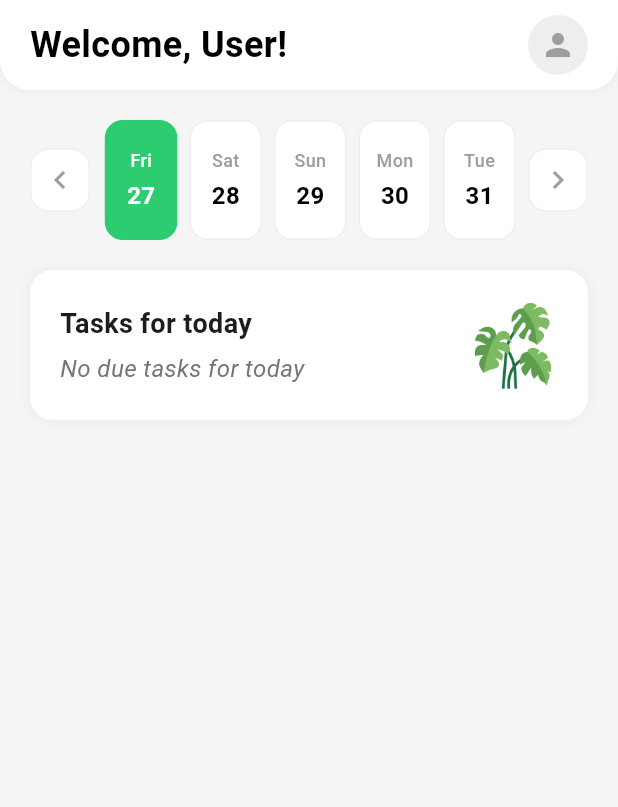
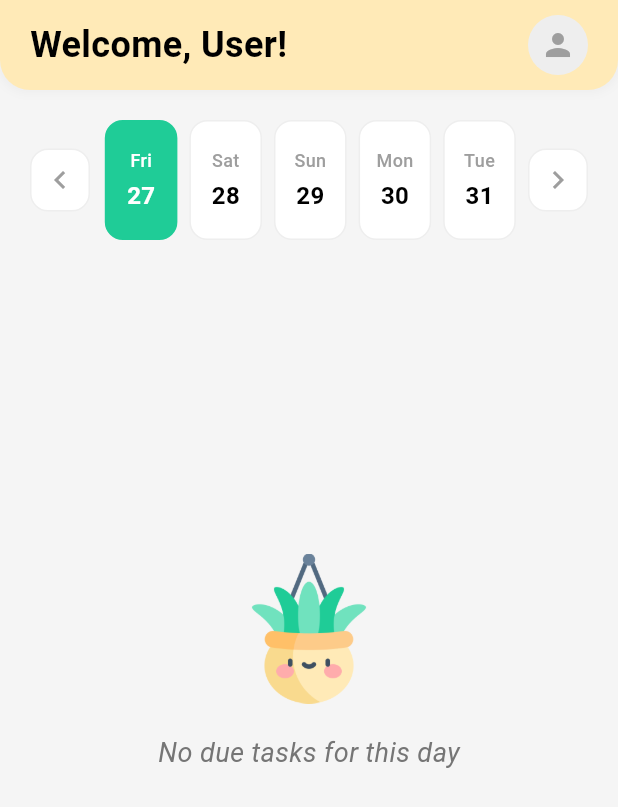
Before and after one commit to zineb-24/Plant-app-frontend, a Flutter app: the HomePage screen opened directly with empty values, after a tap on the "chevron left" icon, on a phone screen of 412 x 824 dp. Shown: the top 807 px of the screen. Run offline on Flutter 3.47's test engine with Material 3 defaults, Android fonts, the light colour scheme and no system bars; our stand-ins replace flutter_secure_storage; accounts and stored records are empty; network calls fail.

Commit message:
Second commit

```diff
--- a/lib/ui/screens/homepage.dart
+++ b/lib/ui/screens/homepage.dart
@@ -2,7 +2,14 @@ import 'package:flutter/material.dart';
 import 'package:http/http.dart' as http;
 import 'dart:convert';
 import 'package:intl/intl.dart';
-import 'package:shared_preferences/shared_preferences.dart';
+import 'package:flutter_secure_storage/flutter_secure_storage.dart';
+
+class TaskData {
+  final List<dynamic> tasks;
+  final bool isOverdue;
+
+  TaskData({required this.tasks, required this.isOverdue});
+}
 
 class HomePage extends StatefulWidget {
   final Map<String, String> userData;
@@ -19,11 +26,12 @@ class HomePageState extends State<HomePage> with SingleTickerProviderStateMixin
   late AnimationController _fadeController;
   late Animation<double> _fadeAnimation;
   final ScrollController _scrollController = ScrollController();
-  static const double _dateItemWidth = 53.0; // 45 width + 8 margin
+  static const double _dateItemWidth = 53.0;
   int completedTasks = 0;
   int totalTasks = 0;
   bool isLoading = true;
   String username = '';
+  Map<String, TaskData> tasksByDate = {};
 
   @override
   void initState() {
@@ -34,7 +42,7 @@ class HomePageState extends State<HomePage> with SingleTickerProviderStateMixin
       vsync: this,
     );
     _fadeAnimation = Tween<double>(begin: 1.0, end: 0.0).animate(_fadeController);
-    fetchTasks();
+    fetchAllTasks();
   }
 
   @override
@@ -44,11 +52,55 @@ class HomePageState extends State<HomePage> with SingleTickerProviderStateMixin
     super.dispose();
   }
 
+  Future<void> fetchAllTasks() async {
+    setState(() => isLoading = true);
+
+    try {
+      final storage = FlutterSecureStorage();
+      final credentials = await storage.read(key: 'credentials') ?? '';
+
+      final response = await http.get(
+        Uri.parse('http://10.0.2.2:8000/api/tasks/homepage-tasks/'),
+        headers: {
+          'Authorization': 'Basic $credentials',
+          'Content-Type': 'application/json',
+        },
+      );
+
+      if (response.statusCode == 200) {
+        final data = json.decode(response.body);
+        final tasksData = data['tasks_by_date'] as Map<String, dynamic>;
+
+        tasksByDate.clear();
+        tasksData.forEach((date, value) {
+          final taskData = value as Map<String, dynamic>;
+          tasksByDate[date] = TaskData(
+            tasks: taskData['due_tasks'] as List<dynamic>,
+            isOverdue: taskData['overdue'] as bool,
+          );
+        });
+
+        final currentDateStr = DateFormat('yyyy-MM-dd').format(selectedDate);
+        final currentTasks = tasksByDate[currentDateStr];
+        if (currentTasks != null) {
+          setState(() {
+            totalTasks = currentTasks.tasks.length;
+            completedTasks = 0;
+          });
+        }
+      }
+    } catch (e) {
+      print('Error fetching tasks: $e');
+    } finally {
+      setState(() => isLoading = false);
+    }
+  }
+
   void _animateToDate(bool forward) {
     if (_scrollController.hasClients) {
       final currentOffset = _scrollController.offset;
       final viewportWidth = _scrollController.position.viewportDimension;
-    final scrollAmount = viewportWidth + 8; // Add extra space for margins
+      final scrollAmount = viewportWidth + 8;
 
       _scrollController.animateTo(
         forward ? currentOffset + scrollAmount : currentOffset - scrollAmount,
@@ -65,62 +117,15 @@ class HomePageState extends State<HomePage> with SingleTickerProviderStateMixin
            !date.isAfter(oneMonthFromNow);
   }
 
-  Future<void> fetchTasks() async {
-    setState(() => isLoading = true);
-
-    try {
-      final prefs = await SharedPreferences.getInstance();
-      final token = prefs.getString('token') ?? '';
-
-      final dateStr = DateFormat('yyyy-MM-dd').format(selectedDate);
-      final response = await http.get(
-        Uri.parse('http://10.0.2.2:8000/api/tasks/completed/?date=$dateStr'),
-        headers: {
-          'Authorization': 'Token $token',
-          'Content-Type': 'application/json',
-        },
-      );
-
-      if (response.statusCode == 200) {
-        final List<dynamic> completedTasksList = json.decode(response.body);
-
-        final dueTasksResponse = await http.get(
-          Uri.parse('http://10.0.2.2:8000/api/tasks/due/'),
-          headers: {
-            'Authorization': 'Token $token',
-            'Content-Type': 'application/json',
-          },
-        );
-
-        if (dueTasksResponse.statusCode == 200) {
-          final data = json.decode(dueTasksResponse.body);
-          final dueTasks = data['due_tasks'] as List;
-
-          setState(() {
-            completedTasks = completedTasksList.length;
-            totalTasks = completedTasksList.length + dueTasks.length;
-            isLoading = false;
-          });
-
-          if (DateUtils.isSameDay(selectedDate, DateTime.now())) {
-            _fadeController.reverse();
-          } else {
-            _fadeController.forward();
-          }
-        }
-      }
-    } catch (e) {
-      print('Error fetching tasks: $e');
-      setState(() => isLoading = false);
-    }
-  }
-
   String _getWeekday(DateTime date) {
     final weekdays = ['Sun', 'Mon', 'Tue', 'Wed', 'Thu', 'Fri', 'Sat'];
     return weekdays[date.weekday % 7];
   }
 
   Widget _buildTaskCard() {
+    final dateStr = DateFormat('yyyy-MM-dd').format(selectedDate);
+    final tasks = tasksByDate[dateStr];
+
     return Container(
       padding: const EdgeInsets.all(20),
       decoration: BoxDecoration(
@@ -140,28 +145,17 @@ class HomePageState extends State<HomePage> with SingleTickerProviderStateMixin
             child: Column(
               crossAxisAlignment: CrossAxisAlignment.start,
               children: [
-                const Text(
-                  'Tasks for today',
+                Text(
+                  tasks?.isOverdue == true ? 'Overdue Tasks' : 'Tasks for today',
                   style: TextStyle(
                     fontSize: 18,
                     fontWeight: FontWeight.bold,
+                    color: tasks?.isOverdue == true ? Colors.red : Colors.black,
                   ),
                 ),
                 const SizedBox(height: 5),
-                if (isLoading)
-                  const CircularProgressIndicator()
-                else if (totalTasks == 0)
                 Text(
-                    'No due tasks for today',
-                    style: TextStyle(
-                      color: Colors.grey[600],
-                      fontSize: 16,
-                      fontStyle: FontStyle.italic,
-                    ),
-                  )
-                else
-                  Text(
-                    '$completedTasks of $totalTasks completed',
+                  'Total tasks: ${tasks?.tasks.length ?? 0}',
                   style: TextStyle(
                     color: Colors.grey[600],
                     fontSize: 16,
@@ -171,10 +165,38 @@ class HomePageState extends State<HomePage> with SingleTickerProviderStateMixin
             ),
           ),
           Image.asset(
-            'lib/assets/icons/plant_icon.png',
+            'lib/assets/icons/smiley_plant.png',
             height: 60,
+            width: 60,
           ),
         ],
+      ),
+    );
+  }
+
+  Widget _buildNoTasksMessage() {
+    return Transform.translate(
+      offset: const Offset(0, -60),
+      child: Center(
+        child: Column(
+          mainAxisAlignment: MainAxisAlignment.center,
+          children: [
+            Image.asset(
+              'lib/assets/icons/smiley_plant.png',
+              height: 100,
+              width: 100,
+            ),
+            const SizedBox(height: 20),
+            Text(
+              'No due tasks for this day',
+              style: TextStyle(
+                color: Colors.grey[600],
+                fontSize: 18,
+                fontStyle: FontStyle.italic,
+              ),
+            ),
+          ],
+        ),
       ),
     );
   }
@@ -182,11 +204,8 @@ class HomePageState extends State<HomePage> with SingleTickerProviderStateMixin
   Widget _buildDatePicker() {
     return LayoutBuilder(
       builder: (context, constraints) {
-        // Calculate available width
-        // Total width minus arrow buttons (40px * 2) and their margins (5px * 2)
         final availableWidth = constraints.maxWidth - (40 * 2 + 10);
-        // Calculate date item width accounting for margins
-        final dateWidth = (availableWidth / 5) - 8; // Subtract margin space (4px on each side)
+        final dateWidth = (availableWidth / 5) - 8;
 
         return SizedBox(
           height: 80,
@@ -224,11 +243,11 @@ class HomePageState extends State<HomePage> with SingleTickerProviderStateMixin
                       width: dateWidth,
                       margin: const EdgeInsets.symmetric(horizontal: 4),
                       decoration: BoxDecoration(
-                        color: isSelected ? const Color(0xFF2ECC71) : Colors.white,
+                        color: isSelected ? const Color(0xFF1FCC97) : Colors.white,
                         borderRadius: BorderRadius.circular(12),
                         border: Border.all(
                           color: isToday
-                            ? const Color(0xFF2ECC71)
+                            ? const Color(0xFF1FCC97)
                             : Colors.grey.shade200,
                           width: isToday ? 2 : 1,
                         ),
@@ -238,10 +257,18 @@ class HomePageState extends State<HomePage> with SingleTickerProviderStateMixin
                         child: InkWell(
                           borderRadius: BorderRadius.circular(12),
                           onTap: canSelect ? () {
+                            final dateStr = DateFormat('yyyy-MM-dd').format(date);
+                            final tasks = tasksByDate[dateStr];
                             setState(() {
                               selectedDate = date;
+                              if (tasks != null) {
+                                totalTasks = tasks.tasks.length;
+                                completedTasks = 0;
+                              } else {
+                                totalTasks = 0;
+                                completedTasks = 0;
+                              }
                             });
-                            fetchTasks();
                           } : null,
                           child: Column(
                             mainAxisAlignment: MainAxisAlignment.center,
@@ -297,7 +324,7 @@ class HomePageState extends State<HomePage> with SingleTickerProviderStateMixin
             ],
           ),
         );
-      }
+      },
     );
   }
 
@@ -309,7 +336,7 @@ class HomePageState extends State<HomePage> with SingleTickerProviderStateMixin
         preferredSize: const Size.fromHeight(70.0),
         child: Container(
           decoration: BoxDecoration(
-            color: Colors.white,
+            color: const Color(0xFFFFEAB7),
             boxShadow: [
               BoxShadow(
                 color: Colors.grey.withOpacity(0.1),
@@ -350,21 +377,29 @@ class HomePageState extends State<HomePage> with SingleTickerProviderStateMixin
         ),
       ),
       body: SafeArea(
-        child: Padding(
-          padding: const EdgeInsets.all(20.0),
         child: Column(
           crossAxisAlignment: CrossAxisAlignment.start,
           children: [
-              _buildDatePicker(),
-              const SizedBox(height: 20),
-              FadeTransition(
-                opacity: _fadeAnimation,
-                child: DateUtils.isSameDay(selectedDate, DateTime.now())
-                    ? _buildTaskCard()
-                    : const SizedBox.shrink(),
+            Padding(
+              padding: const EdgeInsets.all(20.0),
+              child: _buildDatePicker(),
+            ),
+            if (isLoading)
+              const Expanded(
+                child: Center(
+                  child: CircularProgressIndicator(),
+                ),
+              )
+            else if (totalTasks > 0)
+              Padding(
+                padding: const EdgeInsets.symmetric(horizontal: 20.0),
+                child: _buildTaskCard(),
+              )
+            else
+              Expanded(
+                child: _buildNoTasksMessage(),
               ),
           ],
-          ),
         ),
       ),
     );
--- a/pubspec.yaml
+++ b/pubspec.yaml
@@ -62,6 +62,7 @@ flutter:
   uses-material-design: true
   assets:
     - lib/assets/icons/plant_icon.png
+    - lib/assets/icons/smiley_plant.png
   # To add assets to your application, add an assets section, like this:
   # assets:
   #   - images/a_dot_burr.jpeg
```
Also changed, not shown: lib/main.dart (+22 -29 lines), lib/ui/screens/login.dart (+26 -22 lines), lib/assets/icons/feuille.png (added), lib/assets/icons/plant_icon2.png (added), lib/assets/icons/plant_icon3.png (added), lib/assets/icons/smiley_plant.png (added). Lines whose indentation alone changed are shown as unchanged.
